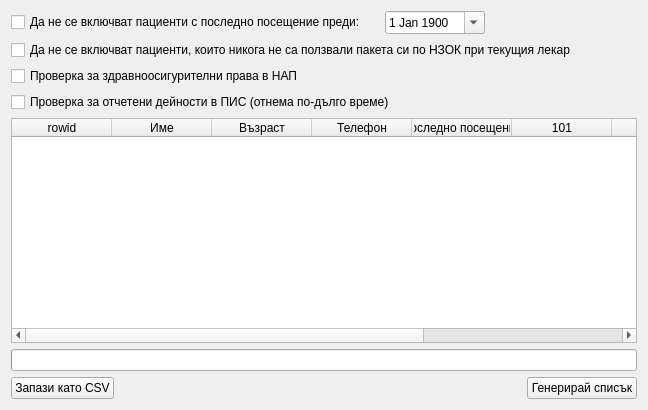
First picture: the form in src/View/Widgets/UnusedPackageView.ui, repository thefinalcutbg/DinoDent, before the edit.
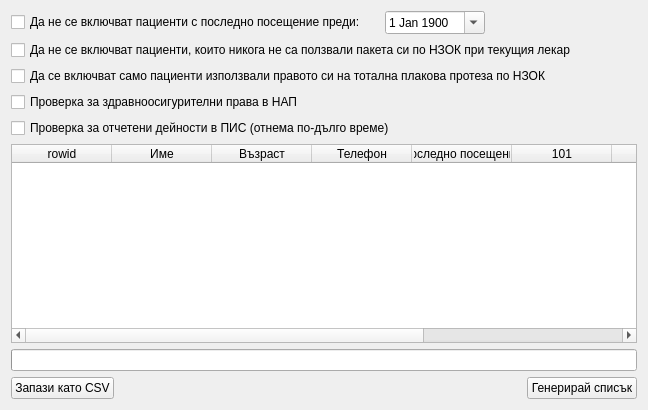
Second picture: the form after the edit. Custom widgets are drawn as their Qt base class.

Commit message: add nhif denture filter

What changed in the file:
```diff
--- a/src/View/Widgets/UnusedPackageView.ui
+++ b/src/View/Widgets/UnusedPackageView.ui
@@ -105,6 +105,13 @@
      </property>
     </widget>
    </item>
+   <item>
+    <widget class="QCheckBox" name="dentureCheck">
+     <property name="text">
+      <string>Да се включват само пациенти използвали правото си на тотална плакова протеза по НЗОК</string>
+     </property>
+    </widget>
+   </item>
    <item>
     <widget class="QCheckBox" name="nraCheck">
      <property name="text">
```
Left out of the diff: 2 changed lines with no effect on the pictures. The commit also changes 5 other files.
